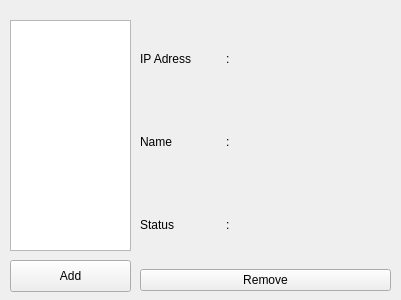
This is ui/main.ui in Marcel344/ip-monitor as Qt 5 draws it before an edit. The edited form follows.
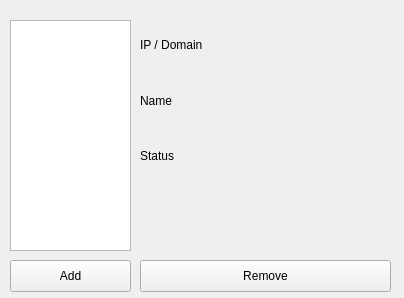
This is the edited form.

What changed in the file:
```diff
--- a/ui/main.ui
+++ b/ui/main.ui
@@ -6,8 +6,8 @@
    <rect>
     <x>0</x>
     <y>0</y>
-    <width>401</width>
-    <height>300</height>
+    <width>404</width>
+    <height>298</height>
    </rect>
   </property>
   <property name="windowTitle">
@@ -32,7 +32,7 @@
      <x>140</x>
      <y>20</y>
      <width>251</width>
-     <height>271</height>
+     <height>161</height>
     </rect>
    </property>
    <widget class="QWidget" name="gridLayoutWidget">
@@ -41,26 +41,12 @@
       <x>0</x>
       <y>0</y>
       <width>251</width>
-      <height>271</height>
+      <height>161</height>
      </rect>
     </property>
     <layout class="QGridLayout" name="gridLayout">
-     <item row="3" column="0" colspan="3">
-      <widget class="QPushButton" name="removeBtn">
-       <property name="text">
-        <string>Remove</string>
-       </property>
-      </widget>
-     </item>
-     <item row="1" column="0">
-      <widget class="QLabel" name="label_2">
-       <property name="text">
-        <string>Name </string>
-       </property>
-      </widget>
-     </item>
-     <item row="0" column="2">
-      <widget class="QLabel" name="ipLabel">
+     <item row="2" column="1">
+      <widget class="QLabel" name="statusLbl">
        <property name="text">
         <string/>
        </property>
@@ -69,21 +55,7 @@
      <item row="0" column="0">
       <widget class="QLabel" name="label">
        <property name="text">
-        <string>IP Adress </string>
-       </property>
-      </widget>
-     </item>
-     <item row="1" column="2">
-      <widget class="QLabel" name="nameLabel">
-       <property name="text">
-        <string/>
-       </property>
-      </widget>
-     </item>
-     <item row="2" column="2">
-      <widget class="QLabel" name="statusLbl">
-       <property name="text">
-        <string/>
+        <string>IP / Domain </string>
        </property>
       </widget>
      </item>
@@ -95,23 +67,23 @@
       </widget>
      </item>
      <item row="0" column="1">
-      <widget class="QLabel" name="label_4">
+      <widget class="QLabel" name="ipLabel">
        <property name="text">
-        <string>:</string>
+        <string/>
        </property>
       </widget>
      </item>
      <item row="1" column="1">
-      <widget class="QLabel" name="label_5">
+      <widget class="QLabel" name="nameLabel">
        <property name="text">
-        <string>:</string>
+        <string/>
        </property>
       </widget>
      </item>
-     <item row="2" column="1">
-      <widget class="QLabel" name="label_6">
+     <item row="1" column="0">
+      <widget class="QLabel" name="label_2">
        <property name="text">
-        <string>:</string>
+        <string>Name </string>
        </property>
       </widget>
      </item>
@@ -128,6 +100,19 @@
     </rect>
    </property>
   </widget>
+  <widget class="QPushButton" name="removeBtn">
+   <property name="geometry">
+    <rect>
+     <x>140</x>
+     <y>260</y>
+     <width>251</width>
+     <height>32</height>
+    </rect>
+   </property>
+   <property name="text">
+    <string>Remove</string>
+   </property>
+  </widget>
  </widget>
  <resources/>
  <connections/>
```
